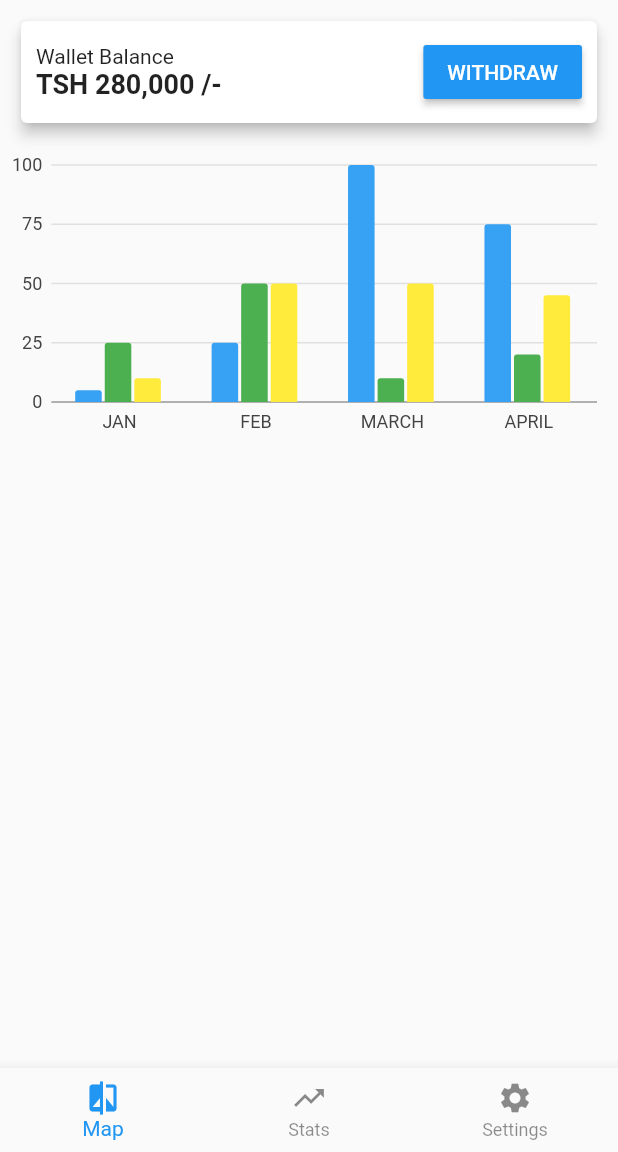
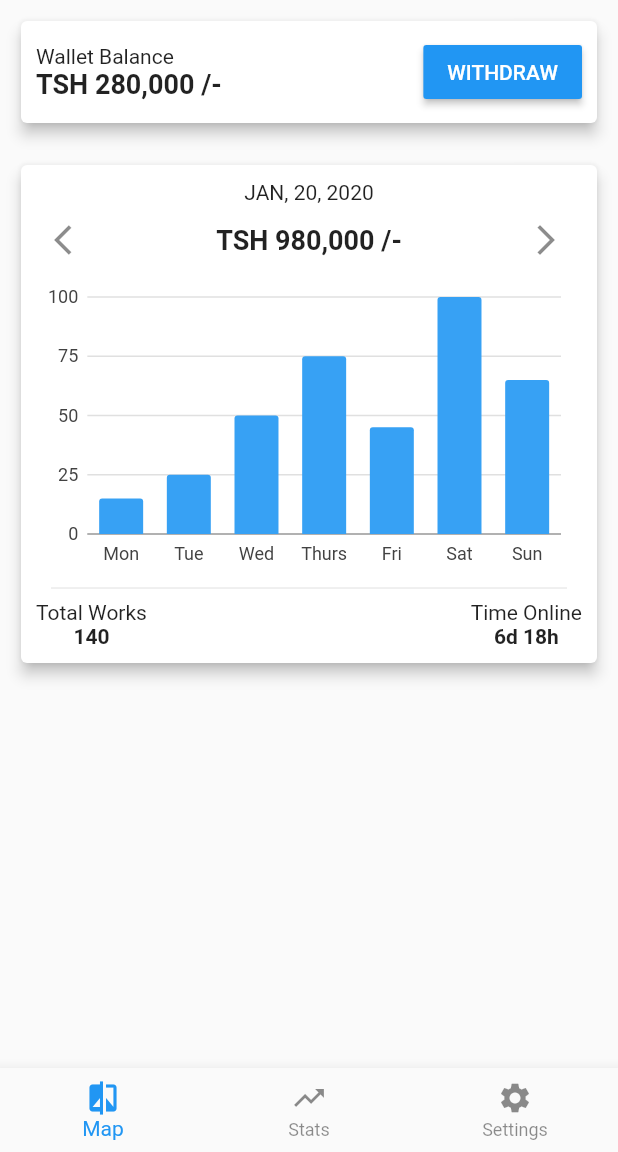
Before and after one commit to qlicue-digital-agency-ltd/atlas-fundi, a Flutter app: the HomePage screen opened directly, swiped to page 2, on a phone screen of 412 x 824 dp, the part 84-1236 px from its top. Run offline on Flutter 3.47's test engine with Material 2 defaults, Android fonts, the phone set to English and light mode, and no system bars; our stand-ins replace charts_flutter, google_maps_flutter.

Commit message:
graph card design completed

```diff
--- /dev/null
+++ b/lib/components/cards/graph_card.dart
@@ -0,0 +1,70 @@
+import 'package:atlas_fundi/components/charts/bar_charts.dart';
+import 'package:flutter/material.dart';
+
+class GraphCard extends StatelessWidget {
+  @override
+  Widget build(BuildContext context) {
+    return Padding(
+      padding: const EdgeInsets.all(10.0),
+      child: Card(
+          elevation: 4,
+          child: Padding(
+            padding: const EdgeInsets.all(10.0),
+            child: Column(
+              children: <Widget>[
+                Text('JAN, 20, 2020',
+                    style: TextStyle(fontWeight: FontWeight.w400)),
+                Row(
+                  mainAxisAlignment: MainAxisAlignment.center,
+                  children: <Widget>[
+                    IconButton(
+                      icon: Icon(Icons.arrow_back_ios, color: Colors.black45),
+                      onPressed: () {},
+                    ),
+                    Spacer(),
+                    Text('TSH 980,000 /-',
+                        style: TextStyle(
+                            fontSize: 18, fontWeight: FontWeight.w600)),
+                    Spacer(),
+                    IconButton(
+                      icon: Icon(
+                        Icons.arrow_forward_ios,
+                        color: Colors.black45,
+                      ),
+                      onPressed: () {},
+                    ),
+                  ],
+                ),
+                Container(
+                    height: 200, child: GroupedFillColorBarChart.withData()),
+                Divider(
+                  indent: 10,
+                  endIndent: 10,
+                ),
+                Row(
+                  mainAxisAlignment: MainAxisAlignment.spaceBetween,
+                  children: <Widget>[
+                    Column(
+                      children: <Widget>[
+                        Text('Total Works'),
+                        Text(
+                          '140',
+                          style: TextStyle(fontWeight: FontWeight.w600),
+                        ),
+                      ],
+                    ),
+                    Column(
+                      children: <Widget>[
+                        Text('Time Online'),
+                        Text('6d 18h',
+                            style: TextStyle(fontWeight: FontWeight.w600)),
+                      ],
+                    ),
+                  ],
+                )
+              ],
+            ),
+          )),
+    );
+  }
+}
--- a/lib/components/charts/bar_charts.dart
+++ b/lib/components/charts/bar_charts.dart
@@ -40,23 +40,6 @@ class GroupedFillColorBarChart extends StatelessWidget {
         fillColorFn: (_, __) =>
             charts.MaterialPalette.blue.shadeDefault.lighter,
       ),
-      // Solid red bars. Fill color will default to the series color if no
-      // fillColorFn is configured.
-      new charts.Series<OrdinalSales, String>(
-        id: 'Receive',
-        measureFn: (OrdinalSales sales, _) => sales.sales,
-        data: receivedData,
-        colorFn: (_, __) => charts.MaterialPalette.green.shadeDefault,
-        domainFn: (OrdinalSales sales, _) => sales.year,
-      ),
-      // Hollow green bars.
-      new charts.Series<OrdinalSales, String>(
-        id: 'Profit',
-        domainFn: (OrdinalSales sales, _) => sales.year,
-        measureFn: (OrdinalSales sales, _) => sales.sales,
-        data: profitData,
-        colorFn: (_, __) => charts.MaterialPalette.yellow.shadeDefault,
-      ),
     ];
   }
 }
--- a/lib/models/charts.dart
+++ b/lib/models/charts.dart
@@ -1,21 +1,9 @@
-
 class LinearSales {
   final String month;
   final int sales;
 
   LinearSales(this.month, this.sales);
 }
-
- final linearSalesData = [
-      new LinearSales("July", 56),
-      new LinearSales("August", 75),
-      new LinearSales("September", 25),
-      new LinearSales("October", 5),
-    ];
-
-
-
-
 
 /// Sample ordinal data type.
 class OrdinalSales {
@@ -25,24 +13,12 @@ class OrdinalSales {
   OrdinalSales(this.year, this.sales);
 }
 
-
- final salesData = [
-      new OrdinalSales('JAN', 5),
-      new OrdinalSales('FEB', 25),
-      new OrdinalSales('MARCH', 100),
-      new OrdinalSales('APRIL', 75),
-    ];
-
-    final receivedData = [
-      new OrdinalSales('JAN', 25),
-      new OrdinalSales('FEB', 50),
-      new OrdinalSales('MARCH', 10),
-      new OrdinalSales('APRIL', 20),
-    ];
-
-    final profitData = [
-      new OrdinalSales('JAN', 10),
-      new OrdinalSales('FEB', 50),
-      new OrdinalSales('MARCH', 50),
-      new OrdinalSales('APRIL', 45),
-    ];
+final salesData = [
+  new OrdinalSales('Mon', 15),
+  new OrdinalSales('Tue', 25),
+  new OrdinalSales('Wed', 50),
+  new OrdinalSales('Thurs', 75),
+  new OrdinalSales('Fri', 45),
+  new OrdinalSales('Sat', 100),
+  new OrdinalSales('Sun', 65),
+];
--- a/lib/screens/statistics.dart
+++ b/lib/screens/statistics.dart
@@ -1,5 +1,6 @@
+import 'package:atlas_fundi/components/cards/graph_card.dart';
 import 'package:atlas_fundi/components/cards/wallet_balance_card.dart';
-import 'package:atlas_fundi/components/charts/bar_charts.dart';
+
 import 'package:flutter/material.dart';
 
 class StatisticsScreen extends StatelessWidget {
@@ -14,7 +15,7 @@ class StatisticsScreen extends StatelessWidget {
           SliverList(
             delegate: SliverChildListDelegate([
               WalletBalanceCard(),
-              Container(height: 200, child: GroupedFillColorBarChart.withData())
+             GraphCard()
             ]),
           )
         ],
```
